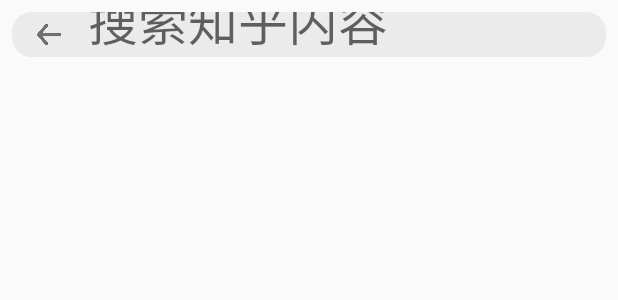
After one commit to sqwd12312/zhihu, an Android app: the layout activity_hot_search.xml on its own in the app's theme, with its tools: preview values and no code run, on a phone screen of 412 x 824 dp. The commit adds this screen. Shown: the top 300 px of the screen. Run offline under Robolectric (Android 15) with nearby library versions, the light colour scheme and no system bars.

Commit message:
实现热搜搜索框UI

```diff
--- a/app/src/main/java/com/example/zhihu/RecommendAdapter.java
+++ b/app/src/main/java/com/example/zhihu/RecommendAdapter.java
@@ -65,7 +65,6 @@
 
     @Override
     public int getItemCount() {
-        Log.d("getItemCount",mRecommendList.size()+"");
         return mRecommendList.size();
     }
 
--- /dev/null
+++ b/app/src/main/res/layout/activity_hot_search.xml
@@ -0,0 +1,41 @@
+<?xml version="1.0" encoding="utf-8"?>
+<LinearLayout xmlns:android="http://schemas.android.com/apk/res/android"
+    xmlns:tools="http://schemas.android.com/tools"
+    android:id="@+id/activity_hot_search"
+    android:layout_width="match_parent"
+    android:layout_height="match_parent"
+    android:orientation="horizontal"
+>
+
+    <LinearLayout
+        android:layout_width="match_parent"
+        android:layout_height="30dp"
+        android:background="@drawable/grayfilletbackground"
+        android:layout_margin="8dp"
+        >
+
+        <Button
+            android:layout_width="20dp"
+            android:layout_height="23dp"
+            android:layout_gravity="center_vertical"
+            android:background="@drawable/back"
+            android:layout_marginLeft="15dp"
+            android:layout_marginRight="15dp"
+          />
+
+        <EditText
+            android:layout_width="match_parent"
+            android:layout_height="match_parent"
+            android:hint="搜索知乎内容"
+            android:layout_gravity="center_vertical"
+            android:gravity="center_vertical"
+            android:textSize="50px"
+            android:background="@null"
+            android:cursorVisible="false"
+            />
+
+    </LinearLayout>
+
+
+
+</LinearLayout>
```
Also changed, not shown: app/src/main/AndroidManifest.xml (+3 -5 lines), app/src/main/java/com/example/zhihu/HotSearchActivity.java (added, +13 -0 lines), app/src/main/java/com/example/zhihu/MainActivity.java (+5 -7 lines), app/src/main/java/com/example/zhihu/TopLayout.java (+35 -1 lines), app/src/main/res/drawable-hdpi/back.png (added).
